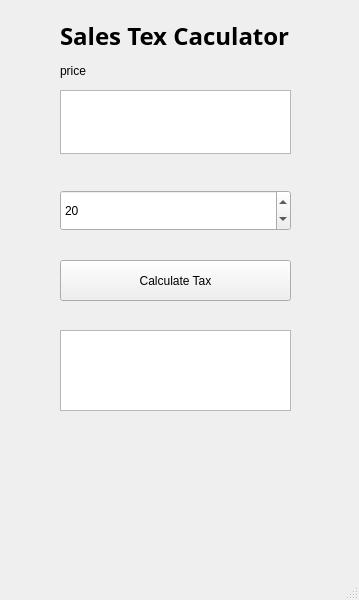
Old version of the form Demo/tax_calc.ui in the repository NaiveMusic/NaiveMusic.
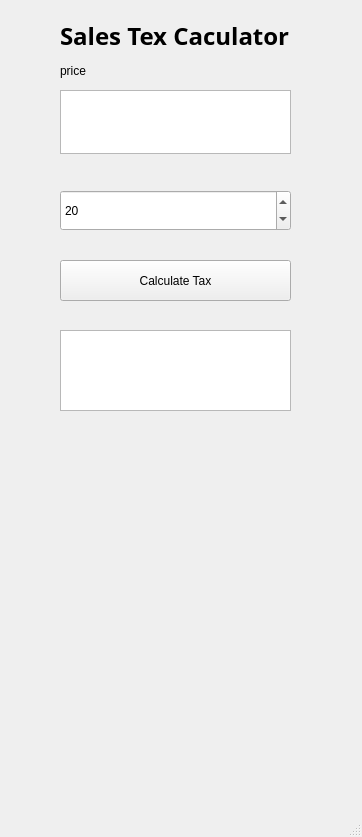
New version of the form.

What changed in the file:
```diff
--- a/Demo/tax_calc.ui
+++ b/Demo/tax_calc.ui
@@ -6,8 +6,8 @@
    <rect>
     <x>0</x>
     <y>0</y>
-    <width>359</width>
-    <height>600</height>
+    <width>362</width>
+    <height>837</height>
    </rect>
   </property>
   <property name="windowTitle">
```
Left out of the diff: 4 changed lines with no effect on the pictures.
